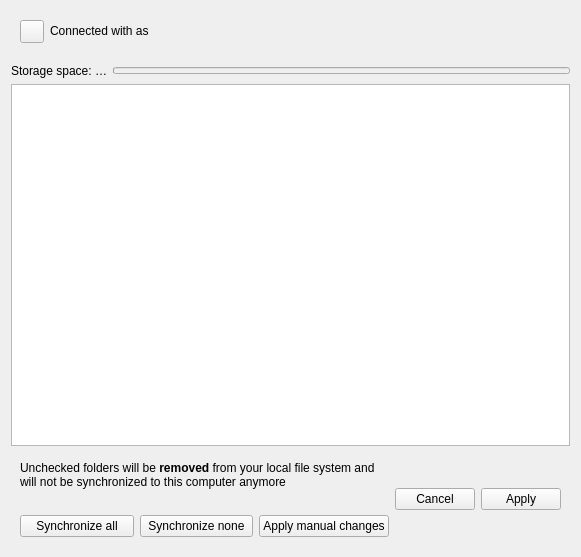
nextcloud/desktop, file src/gui/accountsettings.ui: the form before one commit.
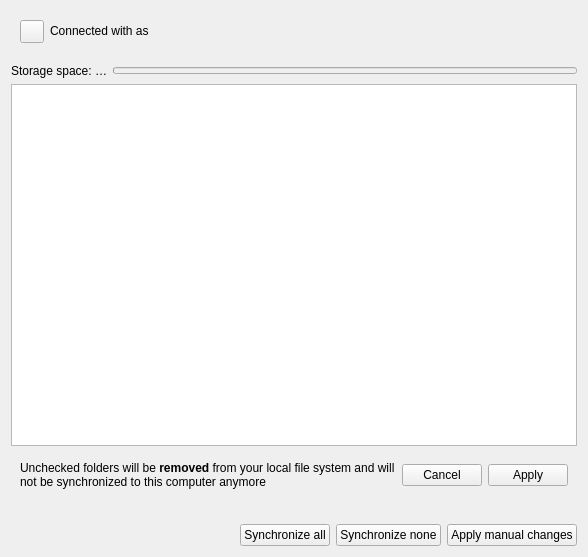
The form after the commit. Custom widgets are drawn as their Qt base class.

Commit message:
Handle the warning message when unchecking folders for syncing.
Split widgets and slot to handle the refreshing of the view:
- refreshSelectiveSyncStatus is connected to signal dirtyChanged
and will handle big folder warning.
- slotSelectiveSyncChanged  which is connected to dataChanged signal
and will handle the selective sync warning. It fixes #1029 because
it looks for the checkbox state before showing the warning.

```diff
--- a/src/gui/accountsettings.ui
+++ b/src/gui/accountsettings.ui
@@ -6,7 +6,7 @@
    <rect>
     <x>0</x>
     <y>0</y>
-    <width>581</width>
+    <width>588</width>
     <height>557</height>
    </rect>
   </property>
@@ -41,62 +41,6 @@
           </property>
          </widget>
         </item>
-        <item>
-         <widget class="QWidget" name="bigFolderUi" native="true">
-          <layout class="QVBoxLayout" name="verticalLayout">
-           <property name="leftMargin">
-            <number>0</number>
-           </property>
-           <property name="topMargin">
-            <number>0</number>
-           </property>
-           <property name="rightMargin">
-            <number>0</number>
-           </property>
-           <property name="bottomMargin">
-            <number>0</number>
-           </property>
-           <item>
-            <widget class="QLabel" name="selectiveSyncNotification">
-             <property name="styleSheet">
-              <string notr="true">color: red</string>
-             </property>
-             <property name="text">
-              <string/>
-             </property>
-             <property name="wordWrap">
-              <bool>true</bool>
-             </property>
-            </widget>
-           </item>
-           <item>
-            <layout class="QHBoxLayout" name="horizontalLayout_2">
-             <item>
-              <widget class="QPushButton" name="bigFolderSyncAll">
-               <property name="text">
-                <string>Synchronize all</string>
-               </property>
-              </widget>
-             </item>
-             <item>
-              <widget class="QPushButton" name="bigFolderSyncNone">
-               <property name="text">
-                <string>Synchronize none</string>
-               </property>
-              </widget>
-             </item>
-             <item>
-              <widget class="QPushButton" name="bigFolderApply">
-               <property name="text">
-                <string>Apply manual changes</string>
-               </property>
-              </widget>
-             </item>
-            </layout>
-           </item>
-          </layout>
-         </widget>
-        </item>
        </layout>
       </item>
       <item>
@@ -241,6 +185,9 @@
      </item>
     </layout>
    </item>
+   <item row="1" column="0">
+    <widget class="KMessageWidget" name="encryptionMessage" native="true"/>
+   </item>
    <item row="3" column="0">
     <widget class="OCC::FolderStatusView" name="_folderList">
      <property name="sizePolicy">
@@ -260,8 +207,74 @@
      </property>
     </widget>
    </item>
-   <item row="1" column="0">
-    <widget class="KMessageWidget" name="encryptionMessage" native="true"/>
+   <item row="5" column="0">
+    <widget class="QWidget" name="bigFolderUi" native="true">
+     <layout class="QVBoxLayout" name="verticalLayout">
+      <property name="leftMargin">
+       <number>0</number>
+      </property>
+      <property name="topMargin">
+       <number>0</number>
+      </property>
+      <property name="rightMargin">
+       <number>0</number>
+      </property>
+      <property name="bottomMargin">
+       <number>0</number>
+      </property>
+      <item>
+       <widget class="QLabel" name="selectiveSyncNotification">
+        <property name="styleSheet">
+         <string notr="true">color: red</string>
+        </property>
+        <property name="text">
+         <string/>
+        </property>
+        <property name="wordWrap">
+         <bool>true</bool>
+        </property>
+       </widget>
+      </item>
+      <item>
+       <layout class="QHBoxLayout" name="horizontalLayout_2">
+        <item>
+         <spacer name="horizontalSpacer">
+          <property name="orientation">
+           <enum>Qt::Horizontal</enum>
+          </property>
+          <property name="sizeHint" stdset="0">
+           <size>
+            <width>40</width>
+            <height>20</height>
+           </size>
+          </property>
+         </spacer>
+        </item>
+        <item>
+         <widget class="QPushButton" name="bigFolderSyncAll">
+          <property name="text">
+           <string>Synchronize all</string>
+          </property>
+         </widget>
+        </item>
+        <item>
+         <widget class="QPushButton" name="bigFolderSyncNone">
+          <property name="text">
+           <string>Synchronize none</string>
+          </property>
+         </widget>
+        </item>
+        <item>
+         <widget class="QPushButton" name="bigFolderApply">
+          <property name="text">
+           <string>Apply manual changes</string>
+          </property>
+         </widget>
+        </item>
+       </layout>
+      </item>
+     </layout>
+    </widget>
    </item>
   </layout>
  </widget>
```
The commit also changes 2 other files.
